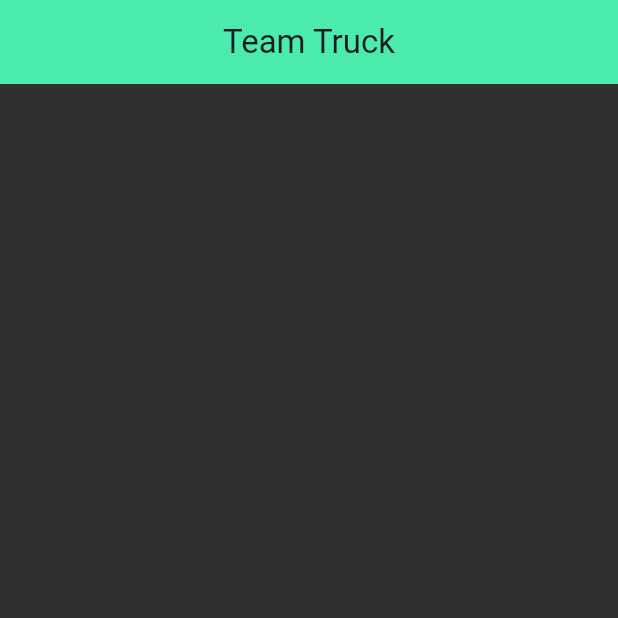
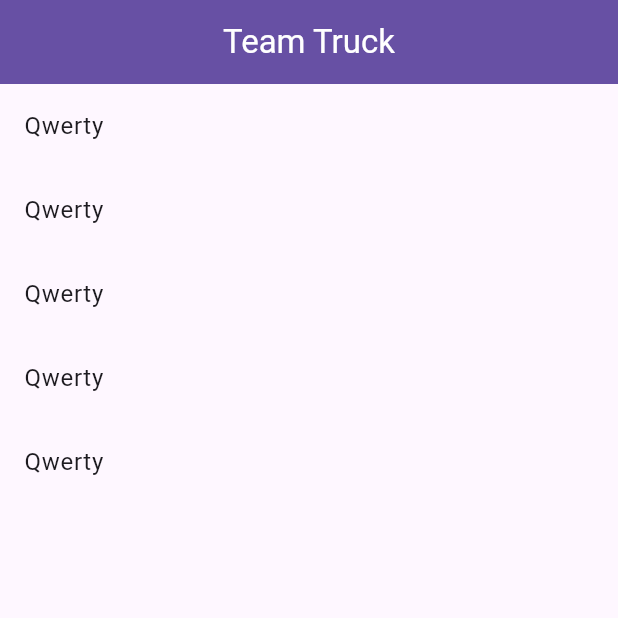
Before and after one commit to HolikovOleksandr/team_track_app, a Flutter app: the screen it shows after launch, on a phone screen of 412 x 824 dp, the top half of it. Run offline on Flutter 3.47's test engine with Material 2 defaults, Android fonts, the phone set to English and light mode, and no system bars; our stand-ins replace dartz, shared_preferences; missing offline and left inert: data_connection_checker_nulls.

Commit message:
Fetch data from db used api with ngrok

```diff
--- a/lib/core/constants/app_strings.dart
+++ b/lib/core/constants/app_strings.dart
@@ -1,6 +1,7 @@
 class AppStrings {
   static const apiHeaders = {'Content-Type': 'application/json'};
-  static const apiEndPoint = 'http://localhost:5064/api/Employee/';
-  static const getAll = 'http://localhost:5064/api/Employee/GetAll';
+  static const endpoint =
+      'https://d167-159-224-217-6.ngrok-free.app/api/Employee/';
+  static const getAll = '${endpoint}GetAll';
   static const cachedEmployees = 'CACHED_EMPLOYEES';
 }
--- a/lib/core/usecase/usecase.dart
+++ b/lib/core/usecase/usecase.dart
@@ -1,6 +1,6 @@
 import 'package:dartz/dartz.dart';
 import 'package:team_track_app/core/errors/failure.dart';
 
-abstract class UseCase<Type, Params> {
-  Future<Either<Failure, Type>> execute(Params params);
+abstract class UseCase<Type, Param> {
+  Future<Either<Failure, Type>> execute([Param param]);
 }
--- a/lib/features/employees/data/datasources/local/employees_local_datasources_impl.dart
+++ b/lib/features/employees/data/datasources/local/employees_local_datasources_impl.dart
@@ -16,7 +16,6 @@ class EmployeeLocalDatasoucesImpl implements EmployeeLocalDatasouce {
   Future<void> cacheEmployees(List<EmployeeModel> employees) {
     var employeeList = employees.map((e) => e.toMap()).toList();
     var data = json.encode(employeeList);
-
     return sharedPreferences.setString(AppStrings.cachedEmployees, data);
   }
 
--- a/lib/features/employees/domain/usecases/get_all_employees.dart
+++ b/lib/features/employees/domain/usecases/get_all_employees.dart
@@ -3,15 +3,14 @@ import 'package:team_track_app/features/employees/data/models/employee_model.dar
 import 'package:team_track_app/features/employees/domain/repositories/employee_repository.dart';
 import 'package:team_track_app/core/errors/failure.dart';
 import 'package:team_track_app/core/usecase/usecase.dart';
-import '../../../../core/parameters/api_parameters.dart';
 
-class GetAllEmployees extends UseCase<List<EmployeeModel>, Parameters> {
+class GetAllEmployees extends UseCase<List<EmployeeModel>, void> {
   final EmployeeRepository repository;
 
   GetAllEmployees({required this.repository});
 
   @override
-  Future<Either<Failure, List<EmployeeModel>>> execute(Parameters params) {
+  Future<Either<Failure, List<EmployeeModel>>> execute([void param]) {
     return repository.getAllEmployees();
   }
 }
--- a/lib/features/employees/presentation/providers/employees_provider.dart
+++ b/lib/features/employees/presentation/providers/employees_provider.dart
@@ -1,10 +1,8 @@
 import 'package:data_connection_checker_nulls/data_connection_checker_nulls.dart';
 import 'package:flutter/material.dart';
 import 'package:shared_preferences/shared_preferences.dart';
-import 'package:team_track_app/core/constants/app_strings.dart';
 import 'package:team_track_app/core/errors/failure.dart';
 import 'package:team_track_app/core/network/network_info.dart';
-import 'package:team_track_app/core/parameters/api_parameters.dart';
 import 'package:team_track_app/features/employees/data/datasources/local/employees_local_datasources_impl.dart';
 import 'package:team_track_app/features/employees/data/datasources/remote/employees_remote_datasources_impl.dart';
 import 'package:team_track_app/features/employees/data/models/employee_model.dart';
@@ -27,8 +25,8 @@ class EmployeesProvider extends ChangeNotifier {
       networkInfo: NetworkInfoImpl(DataConnectionChecker()),
     );
 
-    final failureOrEmployees = await GetAllEmployees(repository: repository)
-        .execute(ApiMethodParameter(apiMethod: AppStrings.getAll));
+    final failureOrEmployees =
+        await GetAllEmployees(repository: repository).execute();
 
     failureOrEmployees.fold(
       (fail) {
--- /dev/null
+++ b/lib/features/employees/presentation/screens/home_screen.dart
@@ -0,0 +1,45 @@
+import 'package:flutter/material.dart';
+import 'package:provider/provider.dart';
+import 'package:team_track_app/features/employees/data/models/employee_model.dart';
+import 'package:team_track_app/features/employees/presentation/providers/employees_provider.dart';
+
+class HomeScreen extends StatefulWidget {
+  const HomeScreen({super.key});
+
+  @override
+  State<HomeScreen> createState() => _HomeScreenState();
+}
+
+class _HomeScreenState extends State<HomeScreen> {
+  @override
+  void initState() {
+    Provider.of<EmployeesProvider>(context, listen: false)
+        .eitherFailureOrEmployees();
+
+    super.initState();
+  }
+
+  @override
+  Widget build(BuildContext context) {
+    List<EmployeeModel>? employees =
+        Provider.of<EmployeesProvider>(context).employees;
+
+    return Scaffold(
+      appBar: AppBar(
+        backgroundColor: Theme.of(context).colorScheme.primary,
+        centerTitle: true,
+        title: const Text('Team Truck', style: TextStyle(color: Colors.white)),
+      ),
+      body: ListView.builder(
+        itemCount: employees?.length ?? 5,
+        itemBuilder: (context, index) {
+          var employee = employees?[index];
+
+          return ListTile(
+            title: Text(employee?.name ?? 'Qwerty'),
+          );
+        },
+      ),
+    );
+  }
+}
--- a/lib/main.dart
+++ b/lib/main.dart
@@ -1,48 +1,34 @@
 // ignore_for_file: prefer_const_constructors
 
 import 'package:flutter/material.dart';
+import 'package:provider/provider.dart';
+import 'package:team_track_app/features/employees/presentation/providers/employees_provider.dart';
+import 'package:team_track_app/features/employees/presentation/screens/home_screen.dart';
 
 void main() {
   runApp(const MyApp());
 }
 
-class MyApp extends StatelessWidget {
+class MyApp extends StatefulWidget {
   const MyApp({super.key});
 
   @override
-  Widget build(BuildContext context) {
-    return MaterialApp(
-      debugShowCheckedModeBanner: false,
-      title: 'Team Truck',
-      theme: ThemeData.dark(
-        useMaterial3: true,
-      ).copyWith(
-        scaffoldBackgroundColor: Color(0xFF303030),
-        colorScheme: ColorScheme.fromSeed(
-          seedColor: Theme.of(context).colorScheme.primary,
-          primary: Color(0xFF4AEBAD),
-        ),
-      ),
-      home: const HomeScreen(),
-    );
-  }
+  State<MyApp> createState() => _MyAppState();
 }
 
-class HomeScreen extends StatefulWidget {
-  const HomeScreen({super.key});
+class _MyAppState extends State<MyApp> {
 
   @override
-  State<HomeScreen> createState() => _HomeScreenState();
-}
-
-class _HomeScreenState extends State<HomeScreen> {
-  @override
   Widget build(BuildContext context) {
-    return Scaffold(
-      appBar: AppBar(
-        backgroundColor: Theme.of(context).colorScheme.primary,
-        centerTitle: true,
-        title: const Text('Team Truck'),
+    return MultiProvider(
+      providers: [
+        ChangeNotifierProvider(create: (_) => EmployeesProvider()),
+      ],
+      child: MaterialApp(
+        debugShowCheckedModeBanner: false,
+        title: 'Employees',
+        theme: ThemeData(useMaterial3: true),
+        home: const HomeScreen(),
       ),
     );
   }
```
Also changed, not shown: lib/core/parameters/api_parameters.dart (deleted, +0 -13 lines), lib/features/employees/data/datasources/remote/employees_remote_datasources_impl.dart (+19 -6 lines), lib/features/employees/data/models/employee_model.dart (+26 -26 lines), lib/features/employees/domain/entities/employee.dart (+13 -13 lines), lib/features/employees/domain/entities/responce_data.dart (added, +11 -0 lines).
